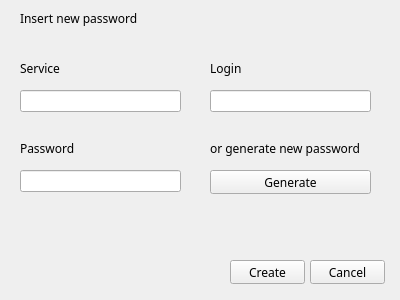
Old version of the form newinstancedialog.ui in the repository pkuszn/PasswordManagerQT.
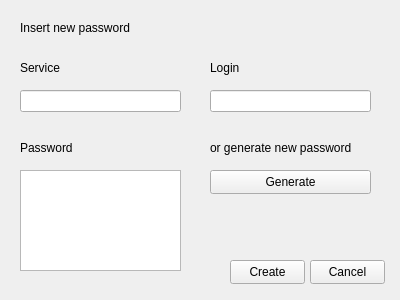
New version of the form.

Commit message: improved generate password

The edit to the form file:
```diff
--- a/newinstancedialog.ui
+++ b/newinstancedialog.ui
@@ -11,9 +11,7 @@
    </rect>
   </property>
   <property name="font">
-   <font>
-    <family>Fira Code Medium</family>
-   </font>
+   <font/>
   </property>
   <property name="windowTitle">
    <string>Form</string>
@@ -38,16 +36,6 @@
     </rect>
    </property>
   </widget>
-  <widget class="QLineEdit" name="lineEdit_3">
-   <property name="geometry">
-    <rect>
-     <x>20</x>
-     <y>170</y>
-     <width>161</width>
-     <height>22</height>
-    </rect>
-   </property>
-  </widget>
   <widget class="QPushButton" name="pushButton">
    <property name="geometry">
     <rect>
@@ -143,7 +131,7 @@
    <property name="geometry">
     <rect>
      <x>20</x>
-     <y>10</y>
+     <y>20</y>
      <width>191</width>
      <height>16</height>
     </rect>
@@ -152,6 +140,16 @@
     <string>Insert new password</string>
    </property>
   </widget>
+  <widget class="QTextEdit" name="textEdit">
+   <property name="geometry">
+    <rect>
+     <x>20</x>
+     <y>170</y>
+     <width>161</width>
+     <height>101</height>
+    </rect>
+   </property>
+  </widget>
  </widget>
  <resources/>
  <connections/>
```
The commit also changes 2 other files.
